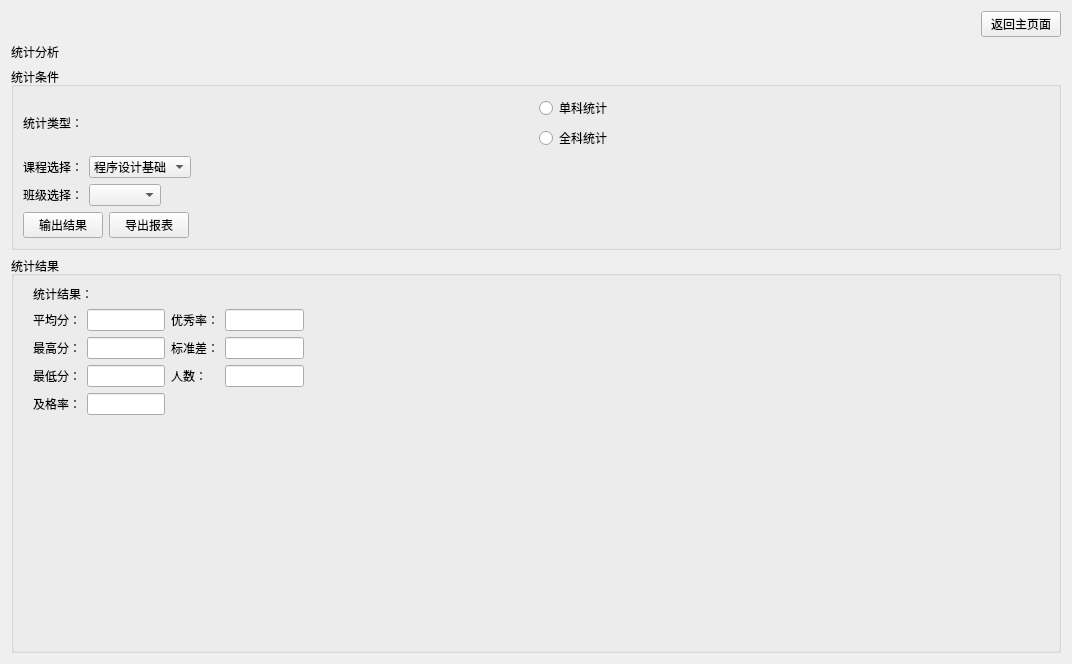
This is statistics.ui in wmq-666/qt as Qt 5 draws it before an edit. The edited form follows.
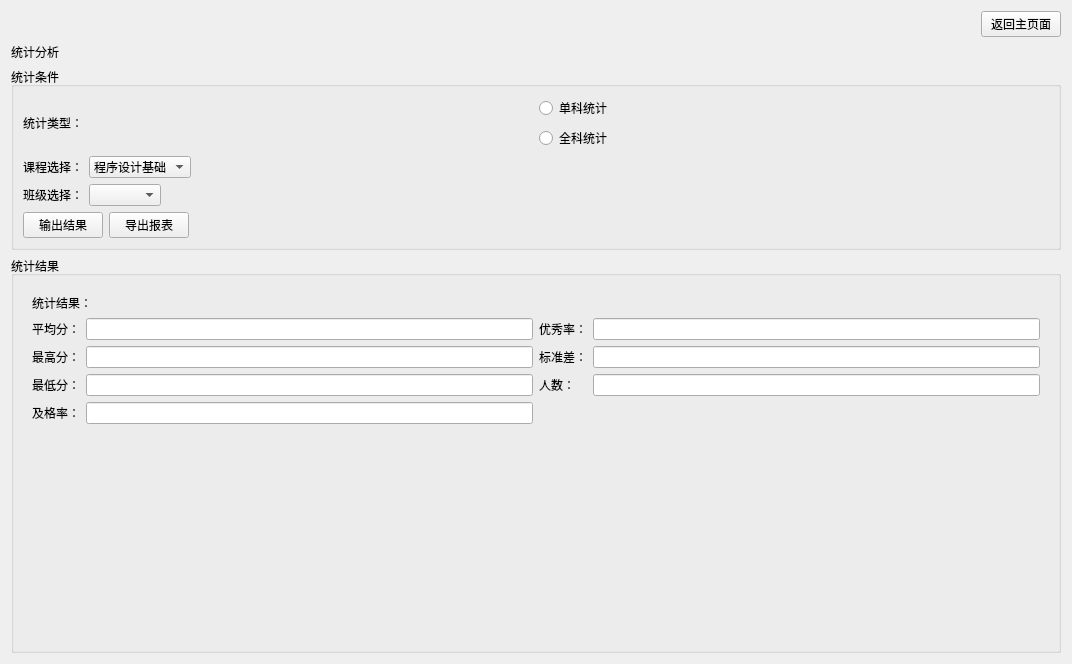
This is the edited form. The open tabs and pages were chosen to show the change.

Patch:
```diff
--- a/statistics.ui
+++ b/statistics.ui
@@ -13,8 +13,8 @@
   <property name="windowTitle">
    <string>Form</string>
   </property>
-  <layout class="QVBoxLayout" name="verticalLayout_4">
-   <item>
+  <layout class="QGridLayout" name="gridLayout">
+   <item row="0" column="0">
     <layout class="QHBoxLayout" name="horizontalLayout_6">
      <item>
       <spacer name="horizontalSpacer">
@@ -185,7 +185,7 @@
      </layout>
     </widget>
    </item>
-   <item>
+   <item row="3" column="0">
     <widget class="QGroupBox" name="groupBox_2">
      <property name="title">
       <string>统计结果</string>
@@ -197,15 +197,8 @@
          <number>1</number>
         </property>
         <widget class="QWidget" name="PageSingle">
-         <widget class="QWidget" name="">
-          <property name="geometry">
-           <rect>
-            <x>10</x>
-            <y>0</y>
-            <width>271</width>
-            <height>179</height>
-           </rect>
-          </property>
+         <layout class="QGridLayout" name="gridLayout_2">
+          <item row="0" column="0">
           <layout class="QVBoxLayout" name="verticalLayout_2">
            <item>
             <widget class="QLabel" name="label_18">
@@ -306,7 +299,21 @@
             </layout>
            </item>
           </layout>
-         </widget>
+          </item>
+          <item row="1" column="0">
+           <spacer name="verticalSpacer_2">
+            <property name="orientation">
+             <enum>Qt::Orientation::Vertical</enum>
+            </property>
+            <property name="sizeHint" stdset="0">
+             <size>
+              <width>20</width>
+              <height>103</height>
+             </size>
+            </property>
+           </spacer>
+          </item>
+         </layout>
         </widget>
         <widget class="QWidget" name="PageAll">
          <widget class="QTableWidget" name="tableStats">
```
Left out of the diff: 6 changed lines with no effect on the pictures. Lines whose indentation alone changed are shown as unchanged.
